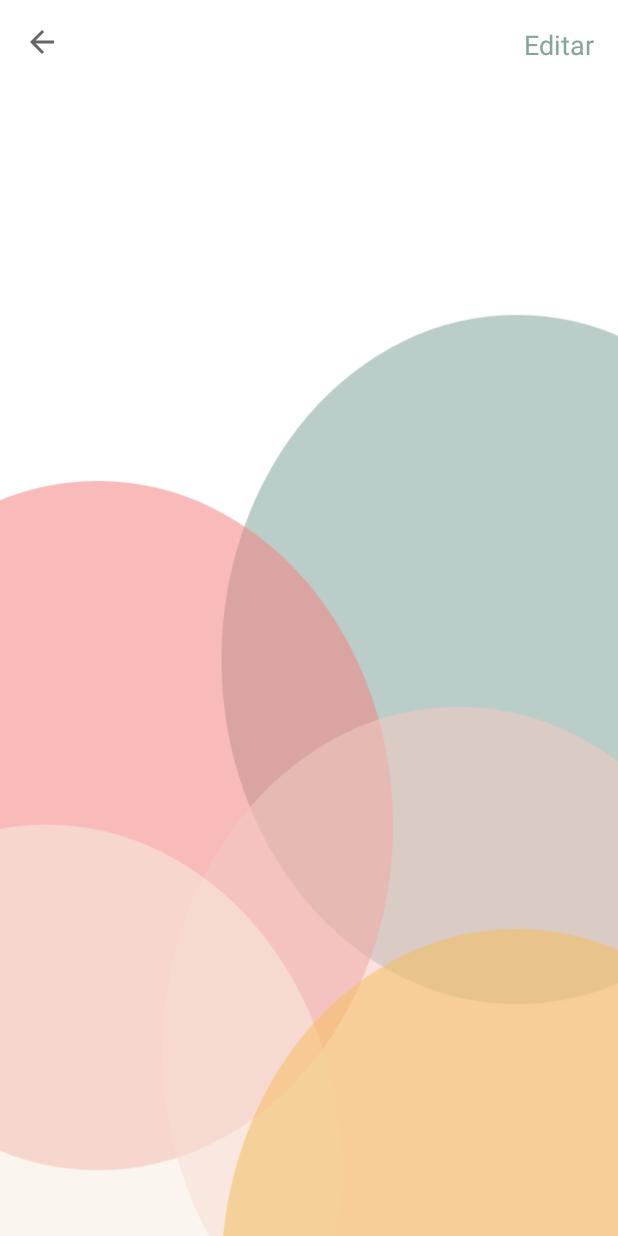
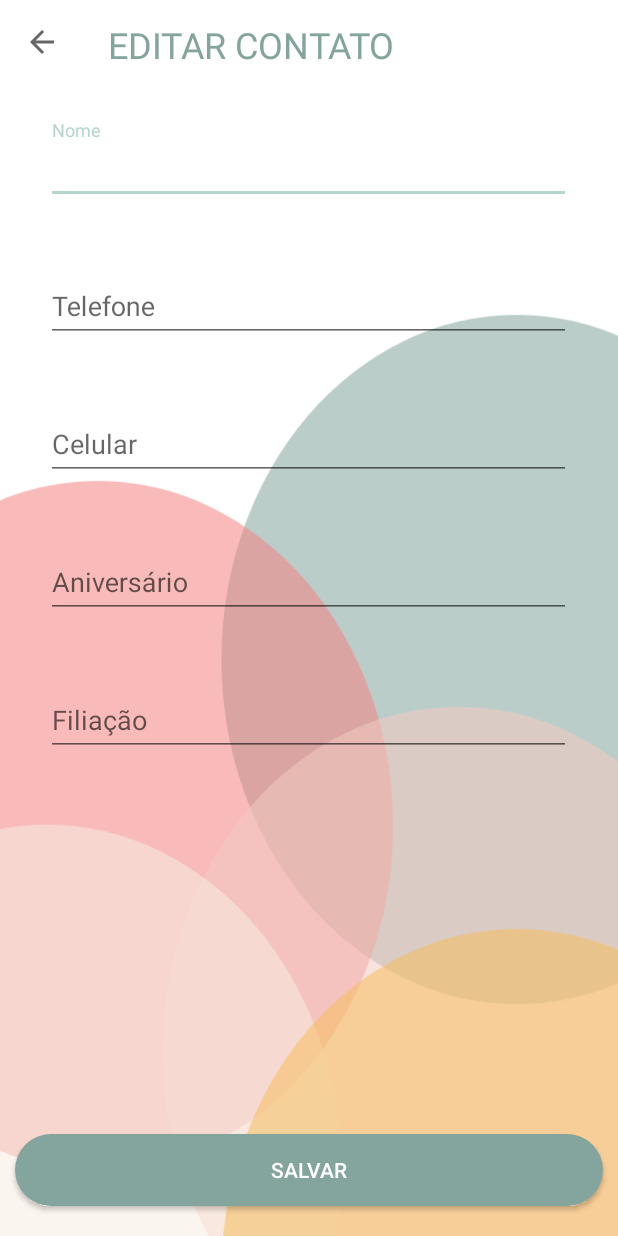
Before and after one commit to kswillian/4genda, an Android app: the ContatoActivity screen opened directly, with no data from a screen before it, after a tap on "Editar", on a phone screen of 412 x 824 dp. Run offline under Robolectric (Android 15) with nearby library versions, the phone set to English and light mode, and no system bars; libraries missing offline, so code that uses them is left out: com.orhanobut.hawk, io.realm; 14 statements that could not run were skipped.

Commit message:
Tela editar contato

```diff
--- a/app/src/main/AndroidManifest.xml
+++ b/app/src/main/AndroidManifest.xml
@@ -21,6 +21,7 @@
         <activity android:name=".activity.MainActivity"/>
         <activity android:name=".activity.NovoContatoActivity" />
         <activity android:name=".activity.ContatoActivity" />
+        <activity android:name=".activity.EditarContatoActivity"/>
     </application>
 
 </manifest>
--- a/app/src/main/java/com/example/nelso/a4genda/DAO/ContatoDAO.java
+++ b/app/src/main/java/com/example/nelso/a4genda/DAO/ContatoDAO.java
@@ -36,23 +36,12 @@ public class ContatoDAO {
             realm.close();
     }
 
-    public void updateContato(Contato contato, IContatoDAO callback){
+    public void updateContato(Contato contato){
         realm = Realm.getDefaultInstance();
-        try {
             realm.beginTransaction();
-            Contato contatoAlterado = realm.copyToRealmOrUpdate(contato);
+            realm.copyToRealmOrUpdate(contato);
             realm.commitTransaction();
-
-            if(contatoAlterado != null)
-                callback.onSuccessUpdate();
-            else
-                callback.onError("Houve um erro ao tentar atualizar o registro.");
-        }catch (Exception ex){
-            ex.printStackTrace();
-            callback.onError(ex.getMessage());
-        }finally {
             realm.close();
-        }
     }
 
     public void queryContato(IContatoDAO callback){
--- a/app/src/main/java/com/example/nelso/a4genda/activity/ContatoActivity.java
+++ b/app/src/main/java/com/example/nelso/a4genda/activity/ContatoActivity.java
@@ -1,5 +1,6 @@
 package com.example.nelso.a4genda.activity;
 
+import android.content.Intent;
 import android.os.Bundle;
 import android.view.View;
 import android.widget.TextView;
@@ -42,7 +43,9 @@ public class ContatoActivity extends AppCompatActivity {
         filiacaoContato.setText(String.format(Locale.getDefault(), "Filiação: %s", contato.getFiliacao()));
 
         editarButton.setOnClickListener(v -> {
-            //do nothing
+            Hawk.put("contato", contato);
+            Intent intent = new Intent(ContatoActivity.this, EditarContatoActivity.class);
+            startActivity(intent);
         });
 
         Hawk.delete("contato");
--- /dev/null
+++ b/app/src/main/java/com/example/nelso/a4genda/activity/EditarContatoActivity.java
@@ -0,0 +1,89 @@
+package com.example.nelso.a4genda.activity;
+
+import android.content.Intent;
+import android.os.Bundle;
+import android.widget.Button;
+import android.widget.EditText;
+
+import com.example.nelso.a4genda.DAO.ContatoDAO;
+import com.example.nelso.a4genda.R;
+import com.example.nelso.a4genda.model.Contato;
+import com.orhanobut.hawk.Hawk;
+
+import androidx.appcompat.app.AppCompatActivity;
+import androidx.appcompat.widget.Toolbar;
+
+public class EditarContatoActivity extends AppCompatActivity {
+
+    private EditText nome, telefone, celular, aniversario, filiacao;
+    private ContatoDAO dao;
+    private Contato contato;
+
+    @Override
+    protected void onCreate(Bundle savedInstanceState) {
+        super.onCreate(savedInstanceState);
+        setContentView(R.layout.activity_editar_contato);
+
+        if(Hawk.contains("contato"))
+            contato = Hawk.get("contato");
+
+        Toolbar toolbar = findViewById(R.id.toolbar);
+        setSupportActionBar(toolbar);
+        getSupportActionBar().setDisplayShowTitleEnabled(false);
+        getSupportActionBar().setDisplayHomeAsUpEnabled(true);
+        getSupportActionBar().setDisplayShowHomeEnabled(true);
+
+        nome = findViewById(R.id.et_editar_nome);
+        telefone = findViewById(R.id.et_editar_telefone);
+        celular = findViewById(R.id.et_editar_celular);
+        aniversario = findViewById(R.id.et_editar_aniversario);
+        filiacao = findViewById(R.id.et_editar_filiacao);
+
+        telefone.addTextChangedListener(MaskWatcher.insert(MaskWatcher.TELEFONE_MASK, telefone));
+        celular.addTextChangedListener(MaskWatcher.insert(MaskWatcher.CELULAR_MASK, celular));
+        aniversario.addTextChangedListener(MaskWatcher.insert(MaskWatcher.ANIVERSARIO_MASK, aniversario));
+
+        nome.setText(contato.getNome());
+        telefone.setText(String.valueOf(contato.getTelefone()));
+        celular.setText(String.valueOf(contato.getCelular()));
+        aniversario.setText(String.valueOf(contato.getAniversario()));
+        filiacao.setText(contato.getFiliacao());
+
+        dao = new ContatoDAO();
+
+        Button salvarButton = findViewById(R.id.btn_salvar);
+        salvarButton.setOnClickListener(v -> {
+            if(nome.getText().toString().equals("")) {
+                nome.setError(getResources().getString(R.string.aviso));
+            } else if (telefone.getText().toString().equals("")) {
+                telefone.setError(getResources().getString(R.string.aviso));
+            } else if (celular.getText().toString().equals("")) {
+                celular.setError(getResources().getString(R.string.aviso));
+            } else if (aniversario.getText().toString().equals("")) {
+                aniversario.setError(getResources().getString(R.string.aviso));
+            } else if(filiacao.getText().toString().equals("")) {
+                filiacao.setError(getResources().getString(R.string.aviso));
+            }
+
+            editarContato(contato);
+        });
+    }
+
+    @Override
+    public boolean onSupportNavigateUp() {
+        onBackPressed();
+        return true;
+    }
+
+    public void editarContato(Contato contato){
+        contato.setNome(MaskWatcher.unmask(nome.getText().toString()));
+        contato.setTelefone(Long.parseLong(MaskWatcher.unmask(telefone.getText().toString())));
+        contato.setCelular(Long.parseLong(MaskWatcher.unmask(celular.getText().toString())));
+        contato.setAniversario(Long.parseLong(MaskWatcher.unmask(aniversario.getText().toString())));
+        contato.setFiliacao(filiacao.getText().toString());
+
+        dao.updateContato(contato);
+        Intent intent = new Intent(EditarContatoActivity.this, MainActivity.class);
+        startActivity(intent);
+    }
+}
--- a/app/src/main/java/com/example/nelso/a4genda/activity/MainActivity.java
+++ b/app/src/main/java/com/example/nelso/a4genda/activity/MainActivity.java
@@ -46,7 +46,7 @@ public class MainActivity extends AppCompatActivity implements IContatoDAO {
         dao = new ContatoDAO();
         rvContatos = findViewById(R.id.rv_todos);
         semContato = findViewById(R.id.tv_sem_contatos);
-        searchView = findViewById(R.id.searchview);
+//      searchView = findViewById(R.id.searchview);
 
         dao.queryContato(MainActivity.this);
 
@@ -55,21 +55,21 @@ public class MainActivity extends AppCompatActivity implements IContatoDAO {
             startActivity(intent);
         });
 
-        searchView.setOnQueryTextListener(new SearchView.OnQueryTextListener() {
-            @Override
-            public boolean onQueryTextSubmit(String query) {
+//        searchView.setOnQueryTextListener(new SearchView.OnQueryTextListener() {
+//            @Override
+//            public boolean onQueryTextSubmit(String query) {
 //                dao.queryContatoByName(query);
 //                if(contatoList.contains()){
 //
 //                }
-                return false;
-            }
-
-            @Override
-            public boolean onQueryTextChange(String newText) {
-                return false;
-            }
-        });
+//                return false;
+//            }
+//
+//            @Override
+//            public boolean onQueryTextChange(String newText) {
+//                return false;
+//            }
+//        });
     }
 
     public void showLoading(){
--- a/app/src/main/java/com/example/nelso/a4genda/model/Contato.java
+++ b/app/src/main/java/com/example/nelso/a4genda/model/Contato.java
@@ -1,9 +1,11 @@
 package com.example.nelso.a4genda.model;
 
 import io.realm.RealmObject;
+import io.realm.annotations.PrimaryKey;
 
 public class Contato extends RealmObject {
 
+    @PrimaryKey
     private long id;
     private String nome;
     private long telefone;
--- /dev/null
+++ b/app/src/main/res/layout/activity_editar_contato.xml
@@ -0,0 +1,133 @@
+<?xml version="1.0" encoding="utf-8"?>
+<RelativeLayout xmlns:android="http://schemas.android.com/apk/res/android"
+    xmlns:app="http://schemas.android.com/apk/res-auto"
+    android:orientation="vertical"
+    android:layout_width="match_parent"
+    android:layout_height="match_parent"
+    android:background="@drawable/bg">
+
+    <androidx.appcompat.widget.Toolbar
+        xmlns:android="http://schemas.android.com/apk/res/android"
+        android:id="@+id/toolbar"
+        android:layout_height="60dp"
+        android:layout_width="match_parent"
+        android:fitsSystemWindows="true"
+        android:minHeight="?attr/actionBarSize"
+        android:layout_marginBottom="20dp">
+
+        <TextView
+            android:id="@+id/tv_toolbar_title"
+            android:layout_width="wrap_content"
+            android:layout_height="wrap_content"
+            android:layout_centerVertical="true"
+            android:text="@string/editar_contato"
+            style="@style/ToolbarTitle"/>
+    </androidx.appcompat.widget.Toolbar>
+
+    <RelativeLayout
+        android:layout_width="wrap_content"
+        android:layout_height="wrap_content"
+        android:layout_marginStart="20dp"
+        android:layout_marginEnd="20dp"
+        android:layout_below="@id/toolbar"
+        android:layout_centerHorizontal="true">
+
+        <com.google.android.material.textfield.TextInputLayout
+            android:id="@+id/nome"
+            android:layout_width="350dp"
+            android:layout_height="wrap_content"
+            android:orientation="vertical"
+            app:errorEnabled="true">
+
+            <EditText
+                android:id="@+id/et_editar_nome"
+                android:layout_width="match_parent"
+                android:layout_height="wrap_content"
+                android:inputType="text"
+                android:hint="@string/nome_contato"/>
+        </com.google.android.material.textfield.TextInputLayout>
+
+        <com.google.android.material.textfield.TextInputLayout
+            android:id="@+id/telefone"
+            android:layout_width="350dp"
+            android:layout_height="wrap_content"
+            android:orientation="vertical"
+            android:layout_marginTop="15dp"
+            app:errorEnabled="true"
+            android:layout_below="@+id/nome">
+
+            <EditText
+                android:id="@+id/et_editar_telefone"
+                android:layout_width="match_parent"
+                android:layout_height="wrap_content"
+                android:inputType="number"
+                android:hint="@string/telefone_contato"/>
+        </com.google.android.material.textfield.TextInputLayout>
+
+        <com.google.android.material.textfield.TextInputLayout
+            android:id="@+id/celular"
+            android:layout_width="350dp"
+            android:layout_height="wrap_content"
+            android:orientation="vertical"
+            android:layout_marginTop="15dp"
+            app:errorEnabled="true"
+            android:layout_below="@+id/telefone">
+
+            <EditText
+                android:id="@+id/et_editar_celular"
+                android:layout_width="match_parent"
+                android:layout_height="wrap_content"
+                android:inputType="number"
+                android:hint="@string/celular_contato"/>
+        </com.google.android.material.textfield.TextInputLayout>
+
+        <com.google.android.material.textfield.TextInputLayout
+            android:id="@+id/aniversario"
+            android:layout_width="350dp"
+            android:layout_height="wrap_content"
+            android:orientation="vertical"
+            android:layout_marginTop="15dp"
+            app:errorEnabled="true"
+            android:layout_below="@+id/celular">
+
+            <EditText
+                android:id="@+id/et_editar_aniversario"
+                android:layout_width="match_parent"
+                android:layout_height="wrap_content"
+                android:inputType="date"
+                android:hint="@string/aniversario_contato"/>
+        </com.google.android.material.textfield.TextInputLayout>
+
+        <com.google.android.material.textfield.TextInputLayout
+            android:id="@+id/filiacao"
+            android:layout_width="350dp"
+            android:layout_height="wrap_content"
+            android:orientation="vertical"
+            android:layout_marginTop="15dp"
+            app:errorEnabled="true"
+            android:layout_below="@+id/aniversario">
+
+            <EditText
+                android:id="@+id/et_editar_filiacao"
+                android:layout_width="match_parent"
+                android:layout_height="wrap_content"
+                android:inputType="text"
+                android:hint="@string/filiacao_contato"/>
+        </com.google.android.material.textfield.TextInputLayout>
+    </RelativeLayout>
+
+    <Button
+        android:id="@+id/btn_salvar"
+        android:layout_width="match_parent"
+        android:layout_height="wrap_content"
+        android:layout_alignParentBottom="true"
+        android:layout_centerHorizontal="true"
+        android:layout_marginStart="10dp"
+        android:layout_marginEnd="10dp"
+        android:layout_marginBottom="20dp"
+        android:textAllCaps="true"
+        android:textColor="@color/colorPrimary"
+        android:text="@string/salvar"
+        android:background="@drawable/btn_salvar"/>
+
+</RelativeLayout>
--- a/app/src/main/res/layout/activity_main.xml
+++ b/app/src/main/res/layout/activity_main.xml
@@ -54,8 +54,10 @@
         android:layout_width="wrap_content"
         android:layout_height="wrap_content"
         android:layout_marginStart="16dp"
+        android:layout_marginTop="30dp"
         android:text="@string/sem_contatos"
         android:layout_below="@id/tv_todos"
+        android:layout_centerHorizontal="true"
         android:visibility="gone"/>
 
     <androidx.recyclerview.widget.RecyclerView
--- a/app/src/main/res/values/strings.xml
+++ b/app/src/main/res/values/strings.xml
@@ -5,6 +5,7 @@
 
     <string name="queryHint">Procurar contato</string>
     <string name="novo_contato">Novo contato</string>
+    <string name="editar_contato">Editar contato</string>
     <string name="salvar">Salvar</string>
     <string name="editar">Editar</string>
     <string name="sem_contatos">Você não tem contatos em sua lista :(</string>
```
